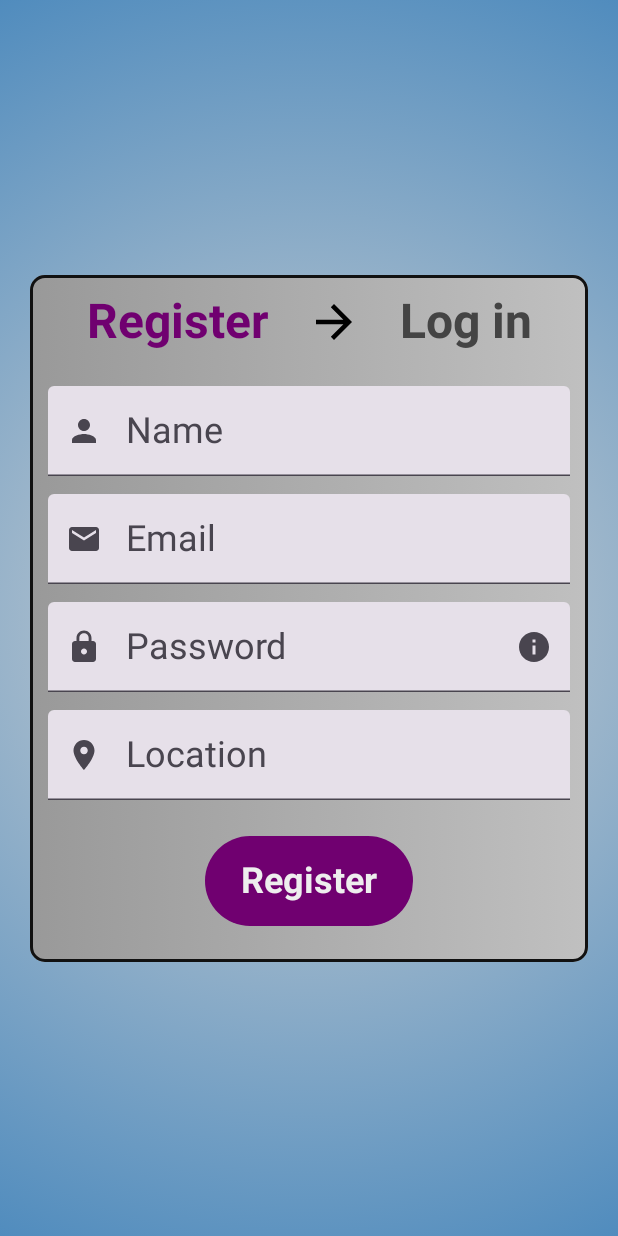
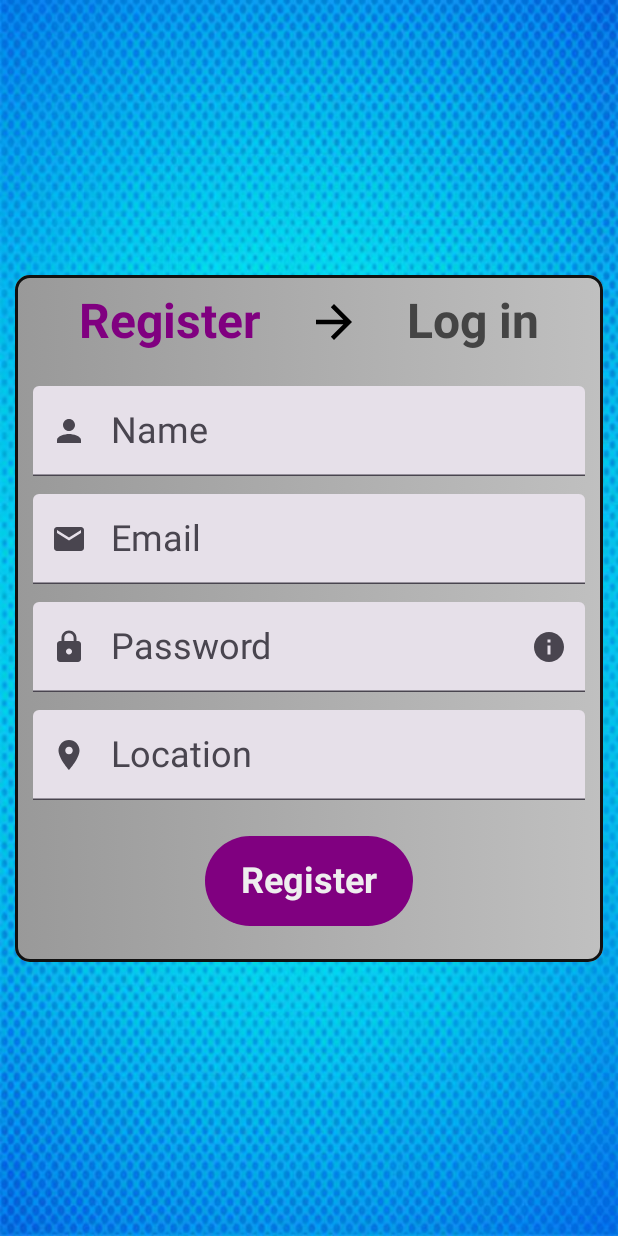
Before and after one commit to Pierceid/Pizza_Pro_mobile_app_2, an Android app built with Jetpack Compose: the screen it shows after launch (MainActivity), after a tap on "Lets get started", on a phone screen of 412 x 824 dp. Run offline under Robolectric (Android 15) with nearby library versions, the phone set to English and light mode, and no system bars.

```diff
--- a/app/build.gradle.kts
+++ b/app/build.gradle.kts
@@ -62,6 +62,8 @@ dependencies {
     implementation(libs.androidx.material3)
     implementation(libs.androidx.navigation.common.ktx)
     implementation(libs.androidx.navigation.compose)
+    implementation(libs.androidx.room.common)
+    implementation(libs.androidx.room.ktx)
     testImplementation(libs.junit)
     androidTestImplementation(libs.androidx.junit)
     androidTestImplementation(libs.androidx.espresso.core)
--- a/app/src/main/java/com/example/pizza_pro_2/screen/LoginScreen.kt
+++ b/app/src/main/java/com/example/pizza_pro_2/screen/LoginScreen.kt
@@ -8,7 +8,7 @@ import androidx.compose.foundation.layout.height
 import androidx.compose.foundation.layout.padding
 import androidx.compose.foundation.layout.size
 import androidx.compose.material.icons.Icons
-import androidx.compose.material.icons.filled.ArrowForward
+import androidx.compose.material.icons.automirrored.filled.ArrowForward
 import androidx.compose.material.icons.filled.Email
 import androidx.compose.material.icons.filled.Info
 import androidx.compose.material.icons.filled.LocationOn
@@ -71,7 +71,7 @@ fun LoginScreen(navController: NavController) {
                                 }
                             }
                         ),
-                    imageVector = Icons.Default.ArrowForward,
+                    imageVector = Icons.AutoMirrored.Filled.ArrowForward,
                     contentDescription = stringResource(id = R.string.swap_icon)
                 )
                 Text(
--- a/app/src/main/java/com/example/pizza_pro_2/screen/RegisterScreen.kt
+++ b/app/src/main/java/com/example/pizza_pro_2/screen/RegisterScreen.kt
@@ -8,7 +8,7 @@ import androidx.compose.foundation.layout.height
 import androidx.compose.foundation.layout.padding
 import androidx.compose.foundation.layout.size
 import androidx.compose.material.icons.Icons
-import androidx.compose.material.icons.filled.ArrowForward
+import androidx.compose.material.icons.automirrored.filled.ArrowForward
 import androidx.compose.material.icons.filled.Email
 import androidx.compose.material.icons.filled.Info
 import androidx.compose.material.icons.filled.LocationOn
@@ -25,17 +25,14 @@ import androidx.compose.ui.Alignment
 import androidx.compose.ui.Modifier
 import androidx.compose.ui.res.stringResource
 import androidx.compose.ui.text.input.PasswordVisualTransformation
-import androidx.compose.ui.tooling.preview.Preview
 import androidx.compose.ui.unit.dp
 import androidx.navigation.NavController
-import androidx.navigation.compose.rememberNavController
 import com.example.pizza_pro_2.R
 import com.example.pizza_pro_2.navigation.HOME_GRAPH_ROUTE
 import com.example.pizza_pro_2.navigation.Screen
 import com.example.pizza_pro_2.ui.theme.PizzaProBackground
 import com.example.pizza_pro_2.ui.theme.PizzaProButton
 import com.example.pizza_pro_2.ui.theme.PizzaProCard
-import com.example.pizza_pro_2.ui.theme.Pizza_Pro_2_Theme
 import com.example.pizza_pro_2.ui.theme.Purple
 import com.example.pizza_pro_2.ui.theme.Slate
 
@@ -73,7 +70,7 @@ fun RegisterScreen(navController: NavController) {
                                 }
                             }
                         ),
-                    imageVector = Icons.Default.ArrowForward,
+                    imageVector = Icons.AutoMirrored.Filled.ArrowForward,
                     contentDescription = stringResource(id = R.string.swap_icon)
                 )
                 Text(
@@ -159,11 +156,3 @@ fun RegisterScreen(navController: NavController) {
         }
     }
 }
-
-@Preview(showBackground = true)
-@Composable
-fun RegisterPreview() {
-    Pizza_Pro_2_Theme {
-        RegisterScreen(navController = rememberNavController())
-    }
-}
--- a/app/src/main/java/com/example/pizza_pro_2/ui/theme/Color.kt
+++ b/app/src/main/java/com/example/pizza_pro_2/ui/theme/Color.kt
@@ -2,9 +2,9 @@ package com.example.pizza_pro_2.ui.theme
 
 import androidx.compose.ui.graphics.Color
 
-val Purple = Color(0xFF700070)
+val Purple = Color(0xFF800080)
 val Blue = Color(0xFF0000A0)
-val Sky = Color(0xFF0060B0)
+val Sky = Color(0xFF70C0F0)
 val Teal = Color(0xFF009090)
 val Sea = Color(0xFF003333)
 val Green = Color(0xFF009000)
--- a/app/src/main/java/com/example/pizza_pro_2/ui/theme/Theme.kt
+++ b/app/src/main/java/com/example/pizza_pro_2/ui/theme/Theme.kt
@@ -3,10 +3,12 @@ package com.example.pizza_pro_2.ui.theme
 import android.app.Activity
 import android.os.Build
 import androidx.compose.foundation.BorderStroke
+import androidx.compose.foundation.Image
 import androidx.compose.foundation.background
 import androidx.compose.foundation.border
 import androidx.compose.foundation.isSystemInDarkTheme
 import androidx.compose.foundation.layout.Arrangement
+import androidx.compose.foundation.layout.Box
 import androidx.compose.foundation.layout.Column
 import androidx.compose.foundation.layout.ColumnScope
 import androidx.compose.foundation.layout.fillMaxSize
@@ -29,20 +31,28 @@ import androidx.compose.ui.Alignment
 import androidx.compose.ui.Modifier
 import androidx.compose.ui.graphics.Brush
 import androidx.compose.ui.graphics.toArgb
+import androidx.compose.ui.layout.ContentScale
 import androidx.compose.ui.platform.LocalContext
 import androidx.compose.ui.platform.LocalView
+import androidx.compose.ui.res.painterResource
+import androidx.compose.ui.res.stringResource
 import androidx.compose.ui.unit.dp
 import androidx.core.view.WindowCompat
+import com.example.pizza_pro_2.R
 
 private val DarkColorScheme = darkColorScheme(
     primary = Blue,
-    secondary = Purple,
+    primaryContainer = Blue,
+    secondary = Black,
+    secondaryContainer = Blue,
     tertiary = Black
 )
 
 private val LightColorScheme = lightColorScheme(
-    primary = Blue,
-    secondary = Purple,
+    primary = Sky,
+    primaryContainer = Sky,
+    secondary = White,
+    secondaryContainer = Sky,
     tertiary = Black
 )
 
@@ -51,7 +61,7 @@ fun PizzaProCard(content: @Composable ColumnScope.() -> Unit) {
     Column(
         modifier = Modifier
             .fillMaxWidth()
-            .padding(20.dp)
+            .padding(10.dp)
             .background(
                 brush = Brush.horizontalGradient(colors = listOf(Iron, Grey)),
                 shape = RoundedCornerShape(10.dp)
@@ -65,15 +75,25 @@ fun PizzaProCard(content: @Composable ColumnScope.() -> Unit) {
 
 @Composable
 fun PizzaProBackground(content: @Composable ColumnScope.() -> Unit) {
+    Box(
+        modifier = Modifier.fillMaxSize(),
+        contentAlignment = Alignment.Center
+    ) {
+        Image(
+            modifier = Modifier.fillMaxSize(),
+            painter = painterResource(id = R.drawable.blue_background),
+            contentDescription = stringResource(id = R.string.background),
+            contentScale = ContentScale.FillBounds
+        )
         Column(
             modifier = Modifier
                 .fillMaxSize()
-            .background(Brush.radialGradient(colors = listOf(Ashen, Sky), radius = 1111f))
                 .verticalScroll(rememberScrollState(), true),
             verticalArrangement = Arrangement.Center,
             horizontalAlignment = Alignment.CenterHorizontally,
             content = content
         )
+    }
 }
 
 @Composable
--- a/gradle/libs.versions.toml
+++ b/gradle/libs.versions.toml
@@ -7,9 +7,11 @@ junitVersion = "1.1.5"
 espressoCore = "3.5.1"
 lifecycleRuntimeKtx = "2.7.0"
 activityCompose = "1.8.2"
-composeBom = "2023.08.00"
+composeBom = "2024.02.02"
 navigationCommonKtx = "2.7.7"
 navigationCompose = "2.7.7"
+roomCommon = "2.6.1"
+roomKtx = "2.6.1"
 
 [libraries]
 androidx-core-ktx = { group = "androidx.core", name = "core-ktx", version.ref = "coreKtx" }
@@ -28,6 +30,8 @@ androidx-ui-test-junit4 = { group = "androidx.compose.ui", name = "ui-test-junit
 androidx-material3 = { group = "androidx.compose.material3", name = "material3" }
 androidx-navigation-common-ktx = { group = "androidx.navigation", name = "navigation-common-ktx", version.ref = "navigationCommonKtx" }
 androidx-navigation-compose = { group = "androidx.navigation", name = "navigation-compose", version.ref = "navigationCompose" }
+androidx-room-common = { group = "androidx.room", name = "room-common", version.ref = "roomCommon" }
+androidx-room-ktx = { group = "androidx.room", name = "room-ktx", version.ref = "roomKtx" }
 
 [plugins]
 androidApplication = { id = "com.android.application", version.ref = "agp" }
```
Also changed, not shown: app/src/main/java/com/example/pizza_pro_2/database/MyDao.kt (added, +42 -0 lines), app/src/main/java/com/example/pizza_pro_2/database/MyDatabase.kt (added, +33 -0 lines), app/src/main/java/com/example/pizza_pro_2/database/MyRepository.kt (added, +21 -0 lines), app/src/main/java/com/example/pizza_pro_2/database/MyViewModel.kt (added, +76 -0 lines), app/src/main/java/com/example/pizza_pro_2/database/entity/Order.kt (added, +13 -0 lines), app/src/main/java/com/example/pizza_pro_2/database/entity/User.kt (added, +14 -0 lines), app/src/main/java/com/example/pizza_pro_2/option/Gender.kt (added, +9 -0 lines), app/src/main/java/com/example/pizza_pro_2/option/Satisfaction.kt (added, +10 -0 lines), app/src/main/res/drawable/blue_background.png (added). Lines whose indentation alone changed are shown as unchanged.
